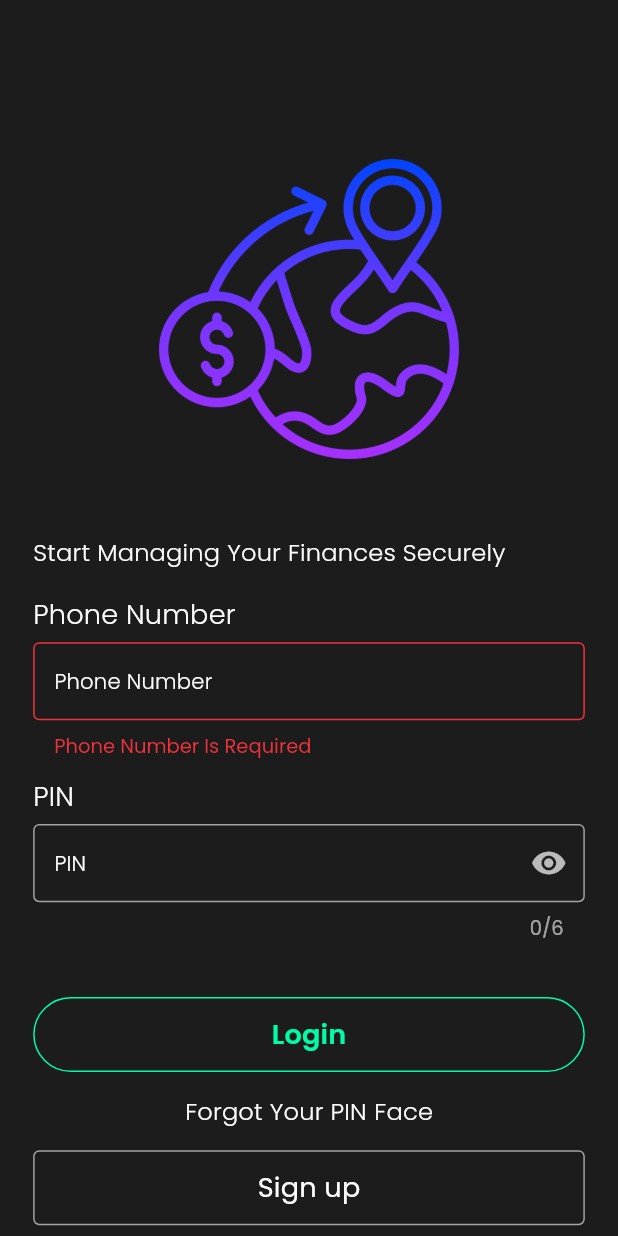
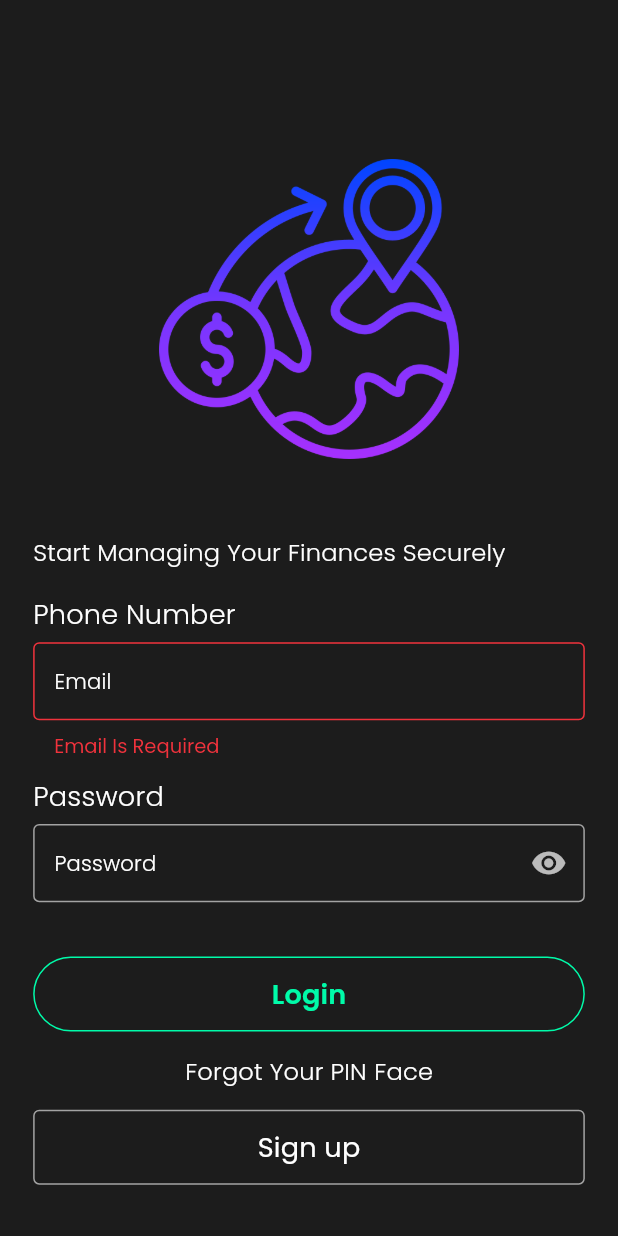
Before and after one commit to BeleShew/remittance, a Flutter app: the screen it shows after launch, after a tap on "Login", on a phone screen of 412 x 824 dp. Run offline on Flutter 3.47's test engine with Material 3 defaults, Android fonts, the light colour scheme and no system bars; our stand-ins replace auto_route, dio, flutter_easyloading, flutter_riverpod, flutter_secure_storage, get_it and 5 more; missing offline and left inert: local_auth_android, local_auth_darwin.

Commit message:
implement login and its validation

```diff
--- a/lib/app/utils/enums.dart
+++ b/lib/app/utils/enums.dart
@@ -97,3 +97,5 @@ enum PageTransitionType {
 
   bottomToTopPop,
 }
+
+enum AuthStatus { initial, loading, authenticated, error }
--- a/lib/app/utils/helper_methods.dart
+++ b/lib/app/utils/helper_methods.dart
@@ -23,7 +23,7 @@ String? validatePassword(String value) {
   const String passwordPattern = r'^(?=.*[A-Z])(?=.*[a-z])(?=.*\d)(?=.*[!@#\$&*~]).{8,}$';
   RegExp regex = RegExp(passwordPattern);
   if (!regex.hasMatch(value)) {
-    return 'Password must be at least 8 characters long, contain at least one uppercase letter, one lowercase letter, one digit, and one special character.';
+    return "Password too weak. Add uppercase, number & symbol.";
   }
   return null;
 }
--- a/lib/data/data_sources/http/local_access_token.dart
+++ b/lib/data/data_sources/http/local_access_token.dart
@@ -5,6 +5,6 @@ import '../../../app/utils/keys.dart';
 @lazySingleton
 class LocalAccessTokenDataSources{
   static const _storage = FlutterSecureStorage();
-  Future<String?> getAccessToken() async => await _storage.read(key: Keys.accessToken);
-  Future deleteAccessToken() async =>await _storage.delete(key: Keys.accessToken);
+  Future<String?> getAccessToken() async => await _storage.read(key: Keys.baseURL);
+  Future deleteAccessToken() async =>await _storage.delete(key: Keys.baseURL);
 }
--- a/lib/data/data_sources/http/remote_access_token.dart
+++ b/lib/data/data_sources/http/remote_access_token.dart
@@ -5,8 +5,8 @@ import 'package:remittance/app/utils/keys.dart';
 @lazySingleton
 class RemoteAccessTokenDataSources{
   static const _storage = FlutterSecureStorage();
-   Future setAccessToken(String value) async => await _storage.write(key: Keys.accessToken, value: value);
-   Future<String?> getAccessToken() async => await _storage.read(key: Keys.accessToken);
+   Future setAccessToken(String value) async => await _storage.write(key: Keys.baseURL, value: value);
+   Future<String?> getAccessToken() async => await _storage.read(key: Keys.baseURL);
   Future updateAccessToken(String email,String password) async {
     /* get remote access token and update the local */
     // await _loginRepository.login(LoginRequest("admin", "123456"));
--- /dev/null
+++ b/lib/domain/dto/user/login_request.dart
@@ -0,0 +1,23 @@
+import 'package:flutter/material.dart';
+
+@immutable
+class LoginRequest {
+  final String password;
+  final String email;
+
+  const LoginRequest({
+    required this.password,
+    required this.email,
+  });
+
+  factory LoginRequest.fromJson(Map<String, dynamic> json) => LoginRequest(
+    password: json["password"],
+    email: json["email"],
+  );
+
+  Map<String, dynamic> toJson() => {
+    "password": password,
+    "email": email
+  };
+
+}
--- /dev/null
+++ b/lib/domain/dto/user/login_response.dart
@@ -0,0 +1,41 @@
+import 'package:flutter/material.dart';
+
+@immutable
+class LoginResponse {
+  final String? name;
+  final String? email;
+  final String? password;
+
+  const LoginResponse({
+     this.name,
+     this.email,
+     this.password,
+  });
+
+  factory LoginResponse.fromJson(Map<String, dynamic> json) => LoginResponse(
+    name: json["name"],
+    email: json["email"],
+    password: json["password"],
+  );
+
+  Map<String, dynamic> toJson() => {
+    "name": name,
+    "email": email,
+    "password": password,
+  };
+}
+
+@immutable
+class Transaction {
+  final String? id;
+  final double? amount;
+  final String? recipient;
+  final DateTime? date;
+
+  const Transaction({
+     this.id,
+     this.amount,
+     this.recipient,
+     this.date,
+  });
+}
--- a/lib/main.dart
+++ b/lib/main.dart
@@ -1,5 +1,6 @@
 import 'package:flutter/material.dart';
 import 'package:flutter_easyloading/flutter_easyloading.dart';
+import 'package:flutter_riverpod/flutter_riverpod.dart';
 import 'package:remittance/app/config/route/routes.dart';
 import 'package:remittance/app/thems/size_config.dart';
 import 'package:remittance/app/thems/thems.dart';
@@ -8,7 +9,7 @@ import 'package:remittance/app/utils/dependencies.dart';
 void main() {
  WidgetsFlutterBinding.ensureInitialized();
   Dependencies.init();
-  runApp(MyApp());
+  runApp(ProviderScope(child: MyApp()));
 }
 
 class MyApp extends StatelessWidget {
--- a/lib/presentation/pages/login_screen.dart
+++ b/lib/presentation/pages/login_screen.dart
@@ -2,39 +2,49 @@ import 'package:auto_route/auto_route.dart';
 import 'package:flutter/foundation.dart';
 import 'package:flutter/material.dart';
 import 'package:flutter/services.dart';
+import 'package:flutter_riverpod/flutter_riverpod.dart';
 import 'package:remittance/app/config/extensions/them_extention.dart';
 import 'package:remittance/app/config/route/routes.gr.dart';
 import 'package:remittance/app/thems/app_buttons_styles.dart';
 import 'package:remittance/app/thems/colors.dart';
 import 'package:remittance/app/thems/size_config.dart';
 import 'package:remittance/app/utils/auth.dart';
+import 'package:remittance/app/utils/enums.dart';
 import 'package:remittance/app/utils/helper_methods.dart';
+import 'package:remittance/presentation/riverpod/user/authState.dart';
+import 'package:remittance/presentation/riverpod/user/userRepository.dart';
 import 'package:remittance/presentation/widgets/app_bar.dart';
 import 'package:remittance/presentation/widgets/input_field.dart';
 import 'package:remittance/presentation/widgets/text_widget.dart';
 import 'package:remittance/presentation/widgets/visibility_toggle.dart';
 
 @RoutePage()
-class LoginScreen extends StatefulWidget {
+// class LoginScreen extends StatefulWidget {
+//   const LoginScreen({super.key});
+//
+//   @override
+//   State<LoginScreen> createState() => _LoginScreenState();
+// }
+class LoginScreen extends ConsumerStatefulWidget {
   const LoginScreen({super.key});
 
   @override
-  State<LoginScreen> createState() => _LoginScreenState();
+  ConsumerState<LoginScreen> createState() => _LoginScreenState();
 }
 
-class _LoginScreenState extends State<LoginScreen> {
-  final _phoneNumberFormKey = GlobalKey<FormState>();
-  final __pINFormKey = GlobalKey<FormState>();
-  final _phoneNumberController = TextEditingController();
-  final _pINController = TextEditingController();
-  bool showPIN = true;
+class _LoginScreenState extends ConsumerState<LoginScreen> {
+  final __emailFormKey = GlobalKey<FormState>();
+  final _passwordFormKey = GlobalKey<FormState>();
+  final _emailController = TextEditingController();
+  final _passwordController = TextEditingController();
+  bool _showPassword = true;
 
   @override
   void initState() {
     super.initState();
     if (kDebugMode) {
-      _phoneNumberController.text="0946555036";
-      _pINController.text = "123456";
+      _emailController.text="bele@gmail.com";
+      _passwordController.text = "Abcd@1234";
     }
   }
 
@@ -84,7 +94,7 @@ class _LoginScreenState extends State<LoginScreen> {
                     _phoneNumberWidget(),
                     SizedBox(height: MySize.size10,),
                     TextWidgetText.textWidget(
-                      text: "PIN",
+                      text: "Password",
                       themeData: context.themeData.textTheme.displaySmall!,
                       fontSize: MySize.size18,
                       fontWeight: 400,
@@ -119,59 +129,55 @@ class _LoginScreenState extends State<LoginScreen> {
 
   Widget _phoneNumberWidget() {
     return Form(
-      key: _phoneNumberFormKey,
+      key: __emailFormKey,
       child: InputTextFormField(
-        controller: _phoneNumberController,
+        controller: _emailController,
         isBordered: true,
         readOnly: false,
         textAlign: TextAlign.start,
         validator: (values) {
           if (values == null || values.isEmpty) {
-            return 'Phone Number Is Required';
-          } else if (!isPhoneNumber(values)) {
-            return "Enter Valid Phone Number";
+            return 'Email Is Required';
+          } else if (!isEmail(values)) {
+            return "Enter valid email address";
           }
           return null;
         },
-        keyboardType: TextInputType.number,
+        keyboardType: TextInputType.emailAddress,
         onChanged: (values) {
-          _validateFormKey(_phoneNumberFormKey);
+          _validateFormKey(__emailFormKey);
         },
-        inputFormatters: [
-          FilteringTextInputFormatter.allow(RegExp(r'\d')),
-        ],
-        hintText: "Phone Number",
+        hintText: "Email",
       ),
     );
   }
 
   Widget _pINWidget() {
     return Form(
-      key: __pINFormKey,
+      key: _passwordFormKey,
       child: InputTextFormField(
-        controller: _pINController,
+        controller: _passwordController,
         readOnly: false,
         isBordered: true,
-        obscureText: showPIN,
+        obscureText: _showPassword,
         textAlign: TextAlign.start,
-        maxLength: 6,
         validator: (values) {
-          if (values == null || values.isEmpty) return 'PIN Required';
-          if(values.length<6) return "PIN Is To Short";
-          // return validatePassword(values);
-          return null;
+          if (values == null || values.isEmpty) {
+            return 'Password is required';
+          }
+          return validatePassword(values);
         },
         onChanged: (values) {
-          _validateFormKey(__pINFormKey);
+          _validateFormKey(_passwordFormKey);
         },
-        hintText: "PIN",
+        hintText: "Password",
         suffixIcon: VisibilityToggle(
           onToggle: () {
             setState(() {
-              showPIN = !showPIN;
+              _showPassword = !_showPassword;
             });
           },
-          isVisible: showPIN,
+          isVisible: _showPassword,
         ),
       ),
     );
@@ -205,9 +211,31 @@ class _LoginScreenState extends State<LoginScreen> {
   }
 
   Widget _joinNowButton() {
+    final isLoading = ref.watch(authNotifierProvider).status == AuthStatus.loading;
     return TextButton(
         style: AppButtonStyles.darkRoundedBorderButton,
-        child: Text(
+      onPressed: isLoading
+          ? null
+          : () async {
+        if (_validateFormKey(__emailFormKey) && _validateFormKey(_passwordFormKey)) {
+          final email = _emailController.text;
+          await ref.read(authNotifierProvider.notifier).login(email,_passwordController.text);
+          final authState = ref.read(authNotifierProvider);
+          if (authState.status == AuthStatus.authenticated) {
+            context.router.replace(HomeRoute());
+          } else if (authState.status == AuthStatus.error) {
+            if (mounted) {
+              showAnimatedSnackBar(
+                message:authState.errorMessage ?? 'Login failed',
+                context: context,
+                showCloseIcon: true,
+              );
+            }
+          }
+        }
+      },
+        child:isLoading
+            ? const CircularProgressIndicator(): Text(
           "Login",
           style: TextWidgetText.textWidgetStyle(
             themeData: context.themeData.textTheme.headlineSmall!,
@@ -216,11 +244,7 @@ class _LoginScreenState extends State<LoginScreen> {
             color: AppColors.darkRoundedButtonColor,
           ),
         ),
-        onPressed: () async {
-          if (_validateFormKey(_phoneNumberFormKey) && _validateFormKey(__pINFormKey)) {
-            context.router.replace(HomeRoute());
-          }
-        });
+    );
   }
 
   Widget _registerButton() {
--- /dev/null
+++ b/lib/presentation/riverpod/user/userRepository.dart
@@ -0,0 +1,24 @@
+import 'package:flutter_riverpod/flutter_riverpod.dart';
+import 'package:remittance/app/config/injections/dependency_injection.dart';
+import 'package:remittance/data/repositories/user/user.dart';
+import 'package:remittance/domain/repositories/user/user.dart';
+import 'package:remittance/data/data_sources/user/user.dart';
+import 'package:remittance/domain/repositories/http/http_repository.dart';
+import 'package:remittance/presentation/riverpod/user/authState.dart';
+
+// Provide the HttpRepository however you implemented it
+final httpRepositoryProvider = Provider<HttpRepository>((ref) {
+  return getIt<HttpRepository>(); // ✅ get from get_it
+});
+
+final userDataSourceProvider = Provider<UserDataSources>((ref) {
+  return getIt<UserDataSources>();
+});
+
+final userRepositoryProvider = Provider<UserRepository>((ref) {
+  return getIt<UserRepository>();
+});
+
+final authNotifierProvider = StateNotifierProvider<AuthNotifier, AuthState>((ref) {
+  return AuthNotifier(ref.read(userRepositoryProvider));
+});
--- a/pubspec.yaml
+++ b/pubspec.yaml
@@ -40,6 +40,7 @@ dependencies:
   auto_route: ^8.1.3
   google_fonts: ^6.2.1
   local_auth: ^2.3.0
+  flutter_riverpod: ^2.6.1
   flutter_secure_storage: ^9.0.0
 
 dev_dependencies:
```
Also changed, not shown: lib/app/utils/keys.dart (+1 -11 lines), lib/data/data_sources/user/user.dart (added, +52 -0 lines), lib/data/repositories/user/user.dart (added, +22 -0 lines), lib/domain/dto/user/register_request.dart (added, +16 -0 lines), lib/domain/dto/user/user_http_attribute.dart (added, +21 -0 lines), lib/domain/repositories/user/user.dart (added, +8 -0 lines), lib/presentation/riverpod/user/authState.dart (added, +58 -0 lines), lib/app/config/injections/dependency_injection.config.dart, pubspec.lock.
